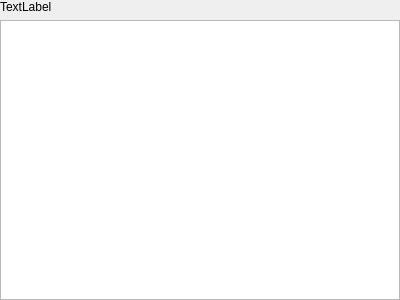
Before: the Qt Designer form src/plugins/git/GitCommands.ui in diegoiast/qtedit4, drawn with Qt 5.
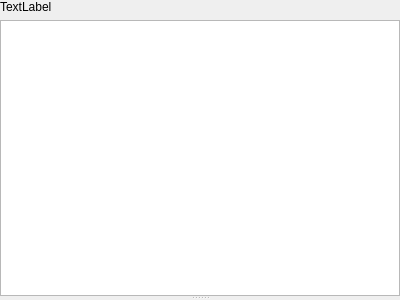
After: the same form once the commit is applied.

```diff
--- a/src/plugins/git/GitCommands.ui
+++ b/src/plugins/git/GitCommands.ui
@@ -13,7 +13,10 @@
   <property name="windowTitle">
    <string>Form</string>
   </property>
-  <layout class="QVBoxLayout" name="verticalLayout">
+  <layout class="QVBoxLayout" name="verticalLayout_2">
+   <property name="spacing">
+    <number>0</number>
+   </property>
    <property name="leftMargin">
     <number>0</number>
    </property>
@@ -27,6 +30,13 @@
     <number>0</number>
    </property>
    <item>
+    <widget class="QSplitter" name="splitter">
+     <property name="orientation">
+      <enum>Qt::Orientation::Vertical</enum>
+     </property>
+     <widget class="QWidget" name="layoutWidget">
+      <layout class="QVBoxLayout" name="verticalLayout">
+       <item>
     <widget class="QLabel" name="label">
      <property name="text">
       <string>TextLabel</string>
@@ -35,6 +45,18 @@
    </item>
    <item>
     <widget class="QListView" name="listView"/>
+       </item>
+      </layout>
+     </widget>
+     <widget class="QStackedWidget" name="container">
+      <property name="sizePolicy">
+       <sizepolicy hsizetype="MinimumExpanding" vsizetype="Minimum">
+        <horstretch>0</horstretch>
+        <verstretch>0</verstretch>
+       </sizepolicy>
+      </property>
+     </widget>
+    </widget>
    </item>
   </layout>
  </widget>
```
Lines whose indentation alone changed are shown as unchanged.
